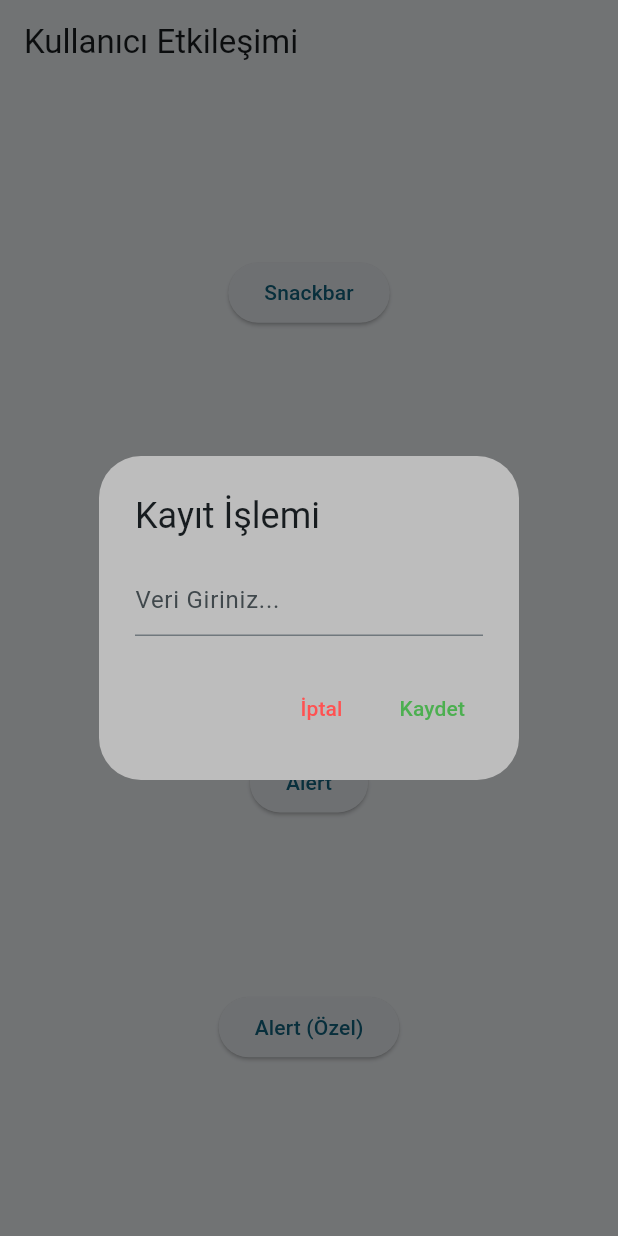
After one commit to cebrailkeskindag/working_structure, a Flutter app: the screen it shows after launch, after a tap on "Alert (Özel)", on a phone screen of 412 x 824 dp. The commit adds this screen. Run offline on Flutter 3.47's test engine with Material 3 defaults, Android fonts, the phone set to English and light mode, and no system bars.

Commit message:
Snackbar-Alert özellikleri uygulamaları

```diff
--- /dev/null
+++ b/lib/kullanici_etkilesimi/kullanici_etkilesim_sayfa.dart
@@ -0,0 +1,131 @@
+import 'package:flutter/material.dart';
+
+class KullaniciEtkilesimSayfa extends StatefulWidget {
+  const KullaniciEtkilesimSayfa({Key? key}) : super(key: key);
+
+  @override
+  _KullaniciEtkilesimSayfaState createState() =>
+      _KullaniciEtkilesimSayfaState();
+}
+
+class _KullaniciEtkilesimSayfaState extends State<KullaniciEtkilesimSayfa> {
+  var tfControl = TextEditingController();
+  @override
+  Widget build(BuildContext context) {
+    return Scaffold(
+      appBar: AppBar(
+        title: const Text("Kullanıcı Etkileşimi"),
+      ),
+      body: Center(
+        child: Column(
+          mainAxisAlignment: MainAxisAlignment.spaceEvenly,
+          children: [
+            ElevatedButton(
+                onPressed: () {
+                  ScaffoldMessenger.of(context).showSnackBar(
+                    SnackBar(
+                      content: const Text("Silmek istiyor musunuz?"),
+                      action: SnackBarAction(
+                        label: "Evet",
+                        onPressed: () {
+                          ScaffoldMessenger.of(context).showSnackBar(SnackBar(
+                            content: const Text("Silindi."),
+                          ));
+                        },
+                      ),
+                    ),
+                  );
+                },
+                child: const Text("Snackbar")),
+            ElevatedButton(
+                onPressed: () {
+                  ScaffoldMessenger.of(context).showSnackBar(
+                    SnackBar(
+                      content: const Text("Silmek istiyor musunuz?",
+                          style: TextStyle(color: Colors.indigoAccent)),
+                      backgroundColor: Colors.grey.shade200,
+                      action: SnackBarAction(
+                        label: "Evet",
+                        textColor: Colors.red,
+                        onPressed: () {
+                          ScaffoldMessenger.of(context).showSnackBar(SnackBar(
+                            content: const Text(
+                              "Silindi.",
+                              style: TextStyle(color: Colors.red),
+                            ),
+                            backgroundColor: Colors.grey.shade200,
+                          ));
+                        },
+                      ),
+                    ),
+                  );
+                },
+                child: const Text("Snackbar (Özel)")),
+            ElevatedButton(
+                onPressed: () {
+                  showDialog(
+                      context: context,
+                      builder: (BuildContext context) {
+                        return AlertDialog(
+                          title: const Text("Başlık"),
+                          content: const Text("İçerik"),
+                          actions: [
+                            TextButton(
+                                onPressed: () {
+                                  print("iptal seçildi");
+                                  Navigator.pop(context);
+                                },
+                                child: const Text("İptal")),
+                            TextButton(
+                                onPressed: () {
+                                  print("Tamam seçildi");
+                                  Navigator.pop(context);
+                                },
+                                child: const Text("Tamam")),
+                          ],
+                        );
+                      });
+                },
+                child: const Text("Alert")),
+            ElevatedButton(
+                onPressed: () {
+                  showDialog(
+                      context: context,
+                      builder: (BuildContext context) {
+                        return AlertDialog(
+                          title: const Text("Kayıt İşlemi"),
+                          content: TextField(
+                            controller: tfControl,
+                            decoration: const InputDecoration(
+                                hintText: "Veri Giriniz..."),
+                          ),
+                          backgroundColor: Colors.grey.shade400,
+                          actions: [
+                            TextButton(
+                                onPressed: () {
+                                  print("iptal seçildi");
+                                  Navigator.pop(context);
+                                },
+                                child: const Text("İptal",
+                                    style: TextStyle(color: Colors.redAccent))),
+                            TextButton(
+                                onPressed: () {
+                                  print("Alınan veri: ${tfControl.text}");
+                                  Navigator.pop(context);
+                                  tfControl.text = "";
+                                },
+                                child: const Text(
+                                  "Kaydet",
+                                  style: TextStyle(color: Colors.green),
+                                )),
+                          ],
+                        );
+                      });
+                },
+                child: const Text("Alert (Özel)")),
+          ],
+        ),
+      ),
+    );
+  }
+}
--- a/lib/main.dart
+++ b/lib/main.dart
@@ -1,6 +1,7 @@
 import 'package:flutter/material.dart';
 import 'package:working_structure/anasayfa.dart';
 import 'package:working_structure/bottom_nav_kullanimi/bottom_nav_sayfa.dart';
+import 'package:working_structure/kullanici_etkilesimi/kullanici_etkilesim_sayfa.dart';
 
 void main() {
   runApp(const MyApp());
@@ -18,7 +19,7 @@ class MyApp extends StatelessWidget {
         colorScheme: ColorScheme.fromSeed(seedColor: Colors.blueGrey),
         useMaterial3: true,
       ),
-      home: BottomNavSayfa(),
+      home: KullaniciEtkilesimSayfa(),
     );
   }
 }
```
